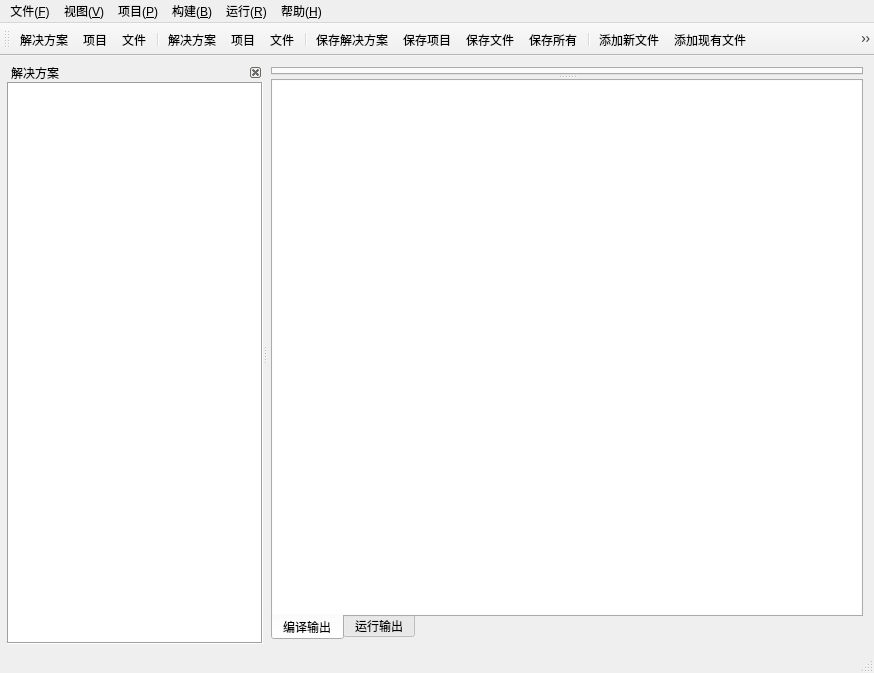
The window that src/tools/nide/ui/MainWindow.ui (dliting/nlang) describes before a commit, drawn with Qt 5.
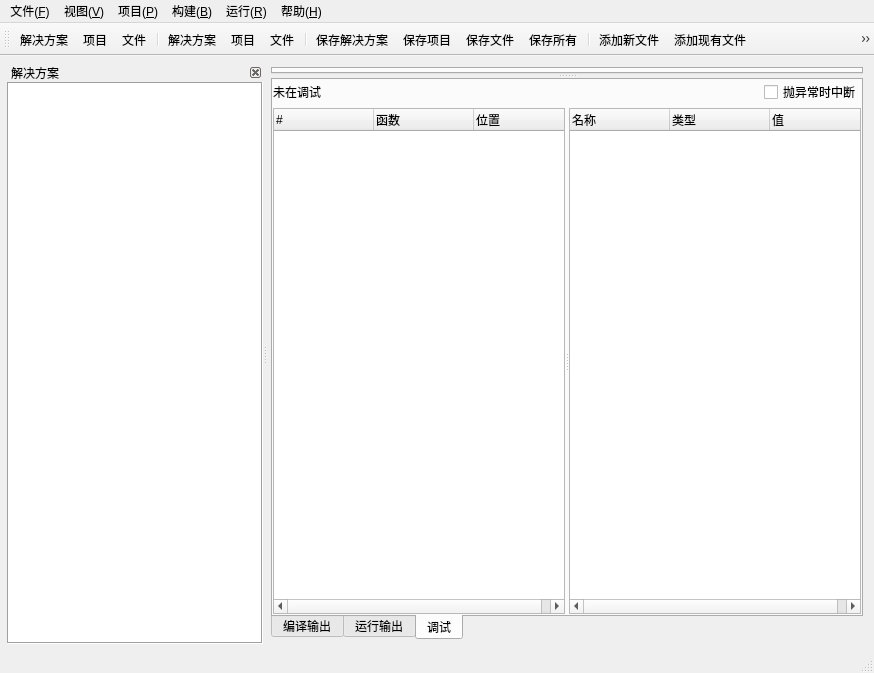
The same window after the commit. The open tabs and pages were chosen to show the change. Icons and pictures are not drawn. Custom widgets are drawn as their Qt base class.

What changed in the file:
```diff
--- a/src/tools/nide/ui/MainWindow.ui
+++ b/src/tools/nide/ui/MainWindow.ui
@@ -212,6 +212,118 @@
              </item>
             </layout>
            </widget>
+           <widget class="QWidget" name="tabDebug">
+            <attribute name="title">
+             <string>调试</string>
+            </attribute>
+            <layout class="QVBoxLayout" name="verticalLayoutDebug">
+             <property name="spacing">
+              <number>4</number>
+             </property>
+             <property name="leftMargin">
+              <number>0</number>
+             </property>
+             <property name="topMargin">
+              <number>0</number>
+             </property>
+             <property name="rightMargin">
+              <number>0</number>
+             </property>
+             <property name="bottomMargin">
+              <number>0</number>
+             </property>
+             <item>
+              <layout class="QHBoxLayout" name="layoutDebugHeader">
+               <property name="spacing">
+                <number>8</number>
+               </property>
+               <item>
+                <widget class="QLabel" name="lblDebugStatus">
+                 <property name="text">
+                  <string>未在调试</string>
+                 </property>
+                </widget>
+               </item>
+               <item>
+                <spacer name="spacerDebugHeader">
+                 <property name="orientation">
+                  <enum>Qt::Horizontal</enum>
+                 </property>
+                 <property name="sizeHint" stdset="0">
+                  <size>
+                   <width>40</width>
+                   <height>20</height>
+                  </size>
+                 </property>
+                </spacer>
+               </item>
+               <item>
+                <widget class="QCheckBox" name="chkBreakOnThrow">
+                 <property name="toolTip">
+                  <string>抛出异常时暂停会话</string>
+                 </property>
+                 <property name="text">
+                  <string>抛异常时中断</string>
+                 </property>
+                </widget>
+               </item>
+              </layout>
+             </item>
+             <item>
+              <widget class="QSplitter" name="splDebug">
+               <property name="orientation">
+                <enum>Qt::Horizontal</enum>
+               </property>
+               <widget class="QTreeWidget" name="tvwDebugStack">
+                <property name="columnCount">
+                 <number>3</number>
+                </property>
+                <attribute name="headerVisible">
+                 <bool>true</bool>
+                </attribute>
+                <column>
+                 <property name="text">
+                  <string>#</string>
+                 </property>
+                </column>
+                <column>
+                 <property name="text">
+                  <string>函数</string>
+                 </property>
+                </column>
+                <column>
+                 <property name="text">
+                  <string>位置</string>
+                 </property>
+                </column>
+               </widget>
+               <widget class="QTreeWidget" name="tvwDebugVars">
+                <property name="columnCount">
+                 <number>3</number>
+                </property>
+                <attribute name="headerVisible">
+                 <bool>true</bool>
+                </attribute>
+                <column>
+                 <property name="text">
+                  <string>名称</string>
+                 </property>
+                </column>
+                <column>
+                 <property name="text">
+                  <string>类型</string>
+                 </property>
+                </column>
+                <column>
+                 <property name="text">
+                  <string>值</string>
+                 </property>
+                </column>
+               </widget>
+              </widget>
+             </item>
+            </layout>
+           </widget>
           </widget>
          </widget>
         </item>
```
Left out of the diff: 88 changed lines with no effect on the pictures.
